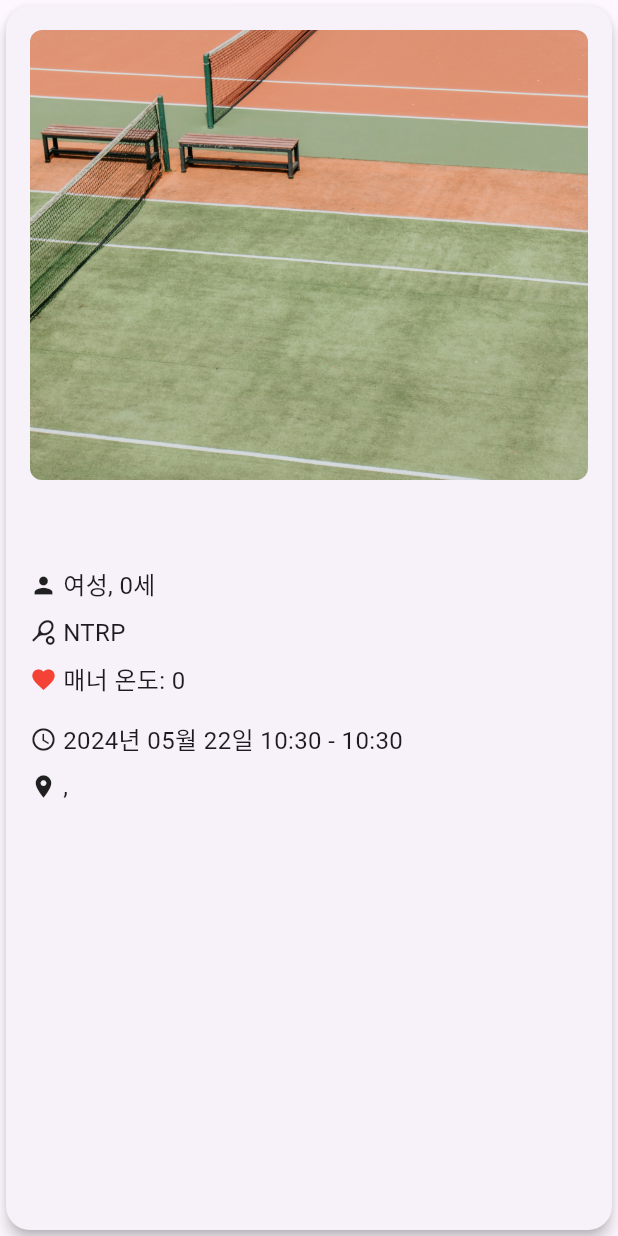
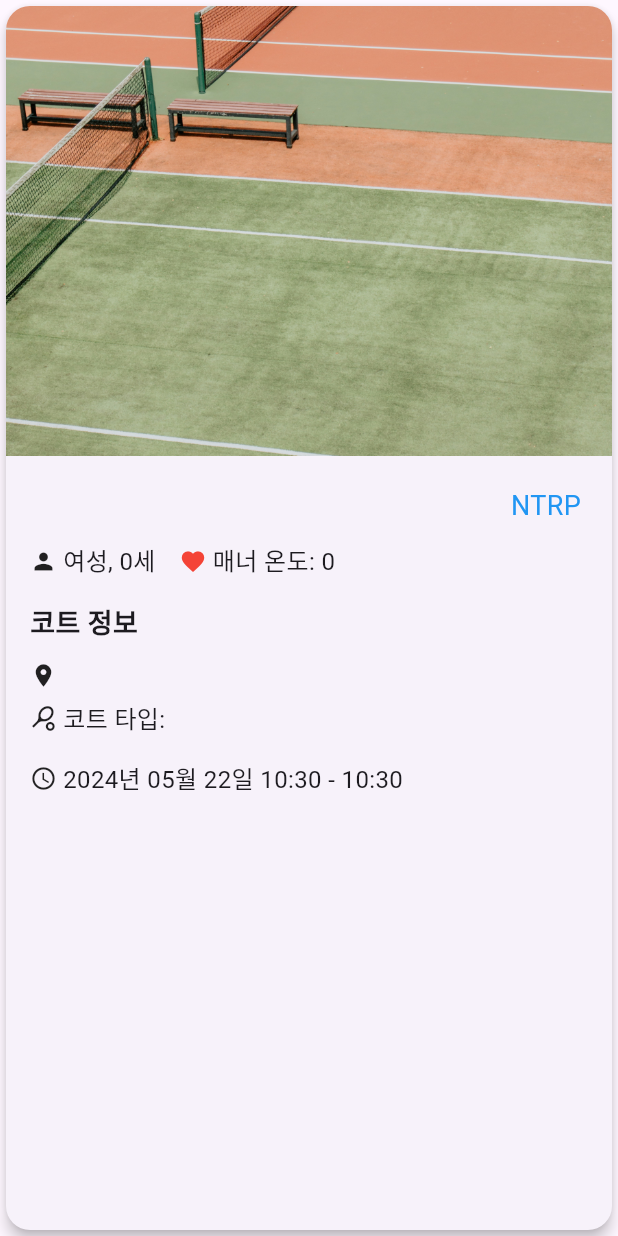
Before and after one commit to JolUpHoSoIn-sd24/tennisfunapp, a Flutter app: the CandidateCard widget shown alone on an empty page, opened directly with empty values, on a phone screen of 412 x 824 dp. Run offline on Flutter 3.47's test engine with Material 3 defaults, Android fonts, the phone set to English and light mode, and no system bars; our stand-ins replace flutter_card_swiper, shared_preferences; accounts and stored records are empty; network calls fail.

Commit message:
refactor: Matching card design

```diff
--- a/lib/components/candidate_card.dart
+++ b/lib/components/candidate_card.dart
@@ -4,7 +4,6 @@ import 'package:tennisfunapp/models/candidate_model.dart';
 
 class CandidateCard extends StatelessWidget {
   final CandidateModel candidate;
-
   const CandidateCard({Key? key, required this.candidate}) : super(key: key);
 
   @override
@@ -22,24 +21,35 @@ class CandidateCard extends StatelessWidget {
     return Card(
       elevation: 4,
       shape: RoundedRectangleBorder(borderRadius: BorderRadius.circular(16)),
-      child: Padding(
+      child: Column(
+        crossAxisAlignment: CrossAxisAlignment.stretch,
+        children: [
+          ClipRRect(
+            borderRadius: BorderRadius.vertical(top: Radius.circular(16)),
+            child: Image.asset(
+              'assets/images/tennis_court.jpg',
+              height: 300,
+              fit: BoxFit.cover,
+            ),
+          ),
+          Padding(
             padding: const EdgeInsets.all(16.0),
             child: Column(
               crossAxisAlignment: CrossAxisAlignment.start,
               children: [
-            ClipRRect(
-              borderRadius: BorderRadius.circular(8),
-              child: Image.asset(
-                'assets/images/tennis_court.jpg',
-                height: 300,
-                width: double.infinity,
-                fit: BoxFit.cover,
-              ),
-            ),
-            SizedBox(height: 16),
+                Row(
+                  mainAxisAlignment: MainAxisAlignment.spaceBetween,
+                  children: [
                     Text(
                       candidate.name,
-              style: TextStyle(fontSize: 24, fontWeight: FontWeight.bold),
+                      style:
+                          TextStyle(fontSize: 24, fontWeight: FontWeight.bold),
+                    ),
+                    Text(
+                      'NTRP ${opponent?['ntrp'] ?? 'N/A'}',
+                      style: TextStyle(fontSize: 18, color: Colors.blue),
+                    ),
+                  ],
                 ),
                 SizedBox(height: 8),
                 Row(
@@ -50,26 +60,38 @@ class CandidateCard extends StatelessWidget {
                       '${opponent?['gender'] == 'MALE' ? '남성' : '여성'}, ${opponent?['age'] ?? 'N/A'}세',
                       style: TextStyle(fontSize: 16),
                     ),
+                    SizedBox(width: 16),
+                    Icon(Icons.favorite, size: 18, color: Colors.red),
+                    SizedBox(width: 4),
+                    Text(
+                      '매너 온도: ${opponent?['mannerScore'] ?? 'N/A'}',
+                      style: TextStyle(fontSize: 16),
+                    ),
                   ],
                 ),
+                SizedBox(height: 16),
+                Text(
+                  '코트 정보',
+                  style: TextStyle(fontSize: 18, fontWeight: FontWeight.bold),
+                ),
                 SizedBox(height: 8),
+                Row(
+                  children: [
+                    Icon(Icons.location_on, size: 18),
+                    SizedBox(width: 4),
+                    Text(
+                      '${court?['courtName'] ?? 'N/A'}',
+                      style: TextStyle(fontSize: 18),
+                    ),
+                  ],
+                ),
+                SizedBox(height: 4),
                 Row(
                   children: [
                     Icon(Icons.sports_tennis, size: 18),
                     SizedBox(width: 4),
                     Text(
-                  'NTRP ${opponent?['ntrp'] ?? 'N/A'}',
-                  style: TextStyle(fontSize: 16),
-                ),
-              ],
-            ),
-            SizedBox(height: 8),
-            Row(
-              children: [
-                Icon(Icons.favorite, size: 18, color: Colors.red),
-                SizedBox(width: 4),
-                Text(
-                  '매너 온도: ${opponent?['mannerScore'] ?? 'N/A'}',
+                      '코트 타입: ${court?['courtType'] ?? 'N/A'}',
                       style: TextStyle(fontSize: 16),
                     ),
                   ],
@@ -85,19 +107,10 @@ class CandidateCard extends StatelessWidget {
                     ),
                   ],
                 ),
-            SizedBox(height: 8),
-            Row(
-              children: [
-                Icon(Icons.location_on, size: 18),
-                SizedBox(width: 4),
-                Text(
-                  '${court?['courtName'] ?? 'N/A'}, ${court?['courtType'] ?? 'N/A'}',
-                  style: TextStyle(fontSize: 16),
+              ],
+            ),
           ),
         ],
-            ),
-          ],
-        ),
       ),
     );
   }
```
Lines whose indentation alone changed are shown as unchanged.
